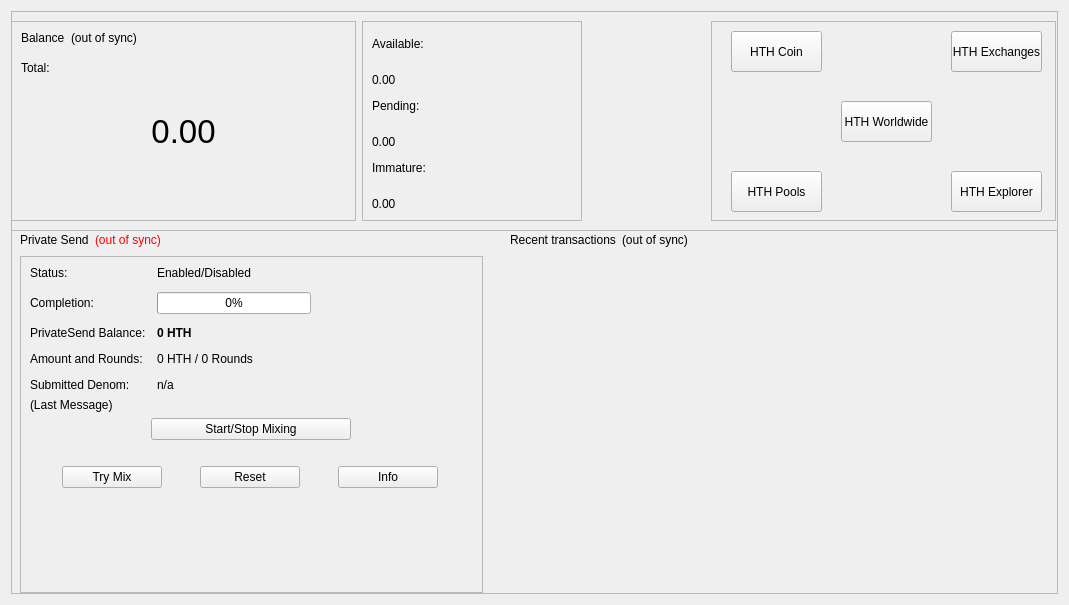
devilking6105/HTH-Legacy, file src/qt/forms/overviewpage.ui: the form before one commit.
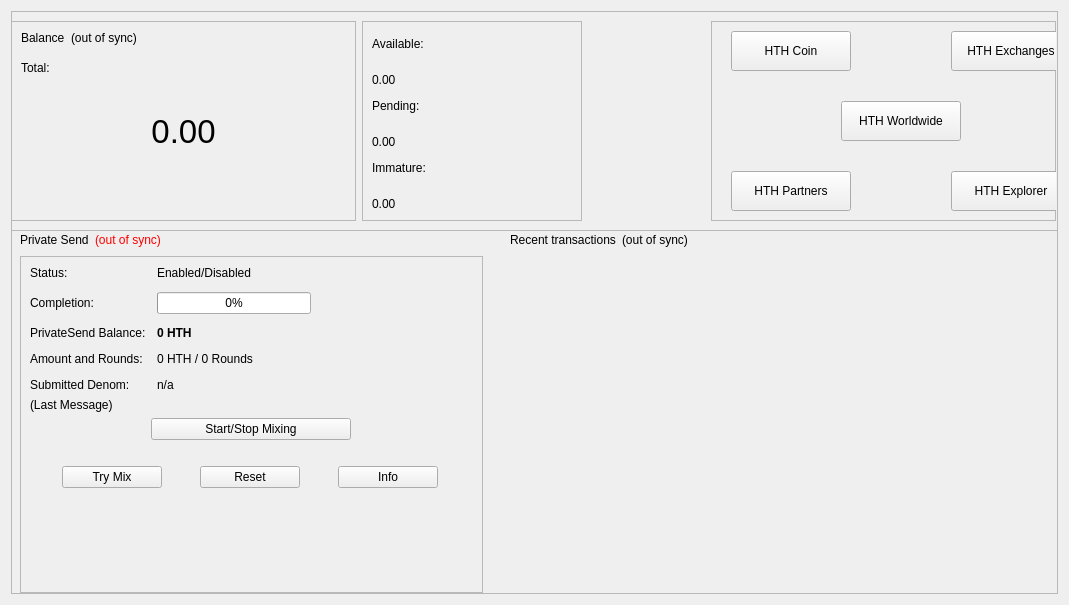
The form after the commit.

```diff
--- a/src/qt/forms/overviewpage.ui
+++ b/src/qt/forms/overviewpage.ui
@@ -489,8 +489,8 @@
                <rect>
                 <x>120</x>
                 <y>70</y>
-                <width>91</width>
-                <height>41</height>
+                <width>120</width>
+                <height>40</height>
                </rect>
               </property>
               <property name="toolTip">
@@ -508,8 +508,8 @@
                <rect>
                 <x>10</x>
                 <y>0</y>
-                <width>91</width>
-                <height>41</height>
+                <width>120</width>
+                <height>40</height>
                </rect>
               </property>
               <property name="text">
@@ -521,8 +521,8 @@
                <rect>
                 <x>230</x>
                 <y>140</y>
-                <width>91</width>
-                <height>41</height>
+                <width>120</width>
+                <height>40</height>
                </rect>
               </property>
               <property name="text">
@@ -534,8 +534,8 @@
                <rect>
                 <x>230</x>
                 <y>0</y>
-                <width>91</width>
-                <height>41</height>
+                <width>120</width>
+                <height>40</height>
                </rect>
               </property>
               <property name="text">
@@ -547,12 +547,12 @@
                <rect>
                 <x>10</x>
                 <y>140</y>
-                <width>91</width>
-                <height>41</height>
+                <width>120</width>
+                <height>40</height>
                </rect>
               </property>
               <property name="text">
-               <string>HTH Pools</string>
+               <string>HTH Partners</string>
               </property>
              </widget>
             </widget>
```
